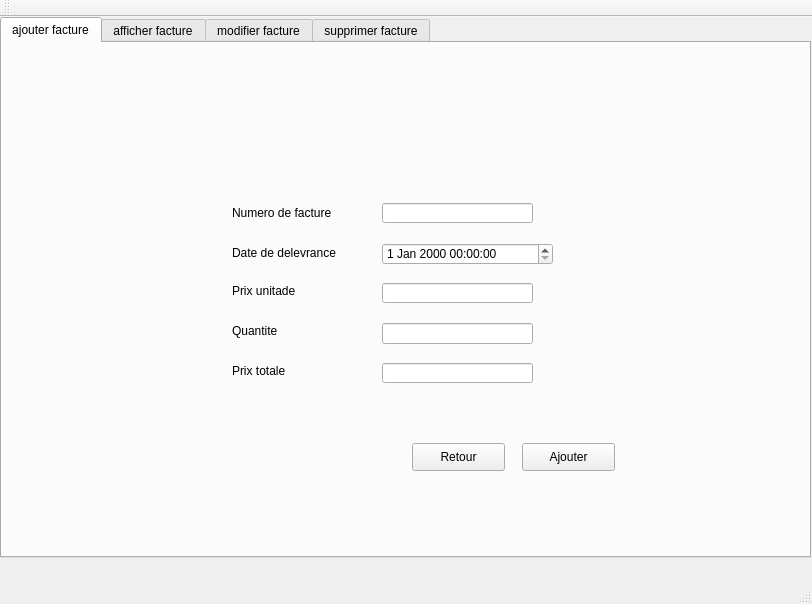
choucheniheb/Projet_C-_2A23_Smart-beauty-center, file mainwindow.ui: the form before one commit.
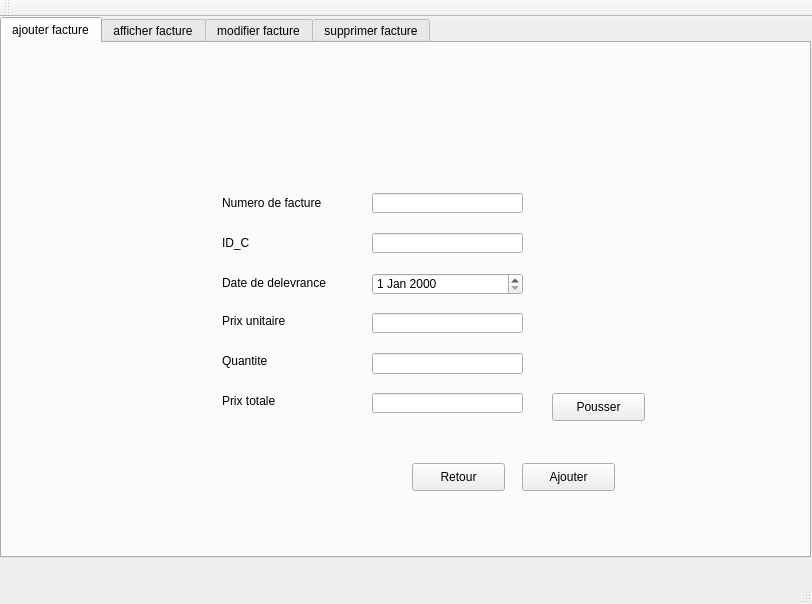
The form after the commit. The open tabs and pages were chosen to show the change.

```diff
--- a/mainwindow.ui
+++ b/mainwindow.ui
@@ -33,8 +33,8 @@
      <widget class="QLabel" name="label">
       <property name="geometry">
        <rect>
-        <x>230</x>
-        <y>160</y>
+        <x>220</x>
+        <y>150</y>
         <width>111</width>
         <height>20</height>
        </rect>
@@ -46,8 +46,8 @@
      <widget class="QLabel" name="label_4">
       <property name="geometry">
        <rect>
-        <x>230</x>
-        <y>200</y>
+        <x>220</x>
+        <y>230</y>
         <width>121</width>
         <height>20</height>
        </rect>
@@ -59,8 +59,8 @@
      <widget class="QLineEdit" name="lineEdit_prix_unitaire">
       <property name="geometry">
        <rect>
-        <x>380</x>
-        <y>240</y>
+        <x>370</x>
+        <y>270</y>
         <width>151</width>
         <height>20</height>
        </rect>
@@ -72,8 +72,8 @@
      <widget class="QLineEdit" name="lineEdit_prix_totale">
       <property name="geometry">
        <rect>
-        <x>380</x>
-        <y>320</y>
+        <x>370</x>
+        <y>350</y>
         <width>151</width>
         <height>20</height>
        </rect>
@@ -85,8 +85,8 @@
      <widget class="QLineEdit" name="lineEdit_quantite">
       <property name="geometry">
        <rect>
-        <x>380</x>
-        <y>280</y>
+        <x>370</x>
+        <y>310</y>
         <width>151</width>
         <height>21</height>
        </rect>
@@ -95,21 +95,21 @@
      <widget class="QLabel" name="label_3">
       <property name="geometry">
        <rect>
-        <x>230</x>
-        <y>240</y>
+        <x>220</x>
+        <y>270</y>
         <width>101</width>
         <height>16</height>
        </rect>
       </property>
       <property name="text">
-       <string>Prix unitade</string>
+       <string>Prix unitaire</string>
       </property>
      </widget>
      <widget class="QLabel" name="label_2">
       <property name="geometry">
        <rect>
-        <x>230</x>
-        <y>320</y>
+        <x>220</x>
+        <y>350</y>
         <width>91</width>
         <height>16</height>
        </rect>
@@ -121,8 +121,8 @@
      <widget class="QLineEdit" name="lineEdit_num_fact">
       <property name="geometry">
        <rect>
-        <x>380</x>
-        <y>160</y>
+        <x>370</x>
+        <y>150</y>
         <width>151</width>
         <height>20</height>
        </rect>
@@ -135,7 +135,7 @@
       <property name="geometry">
        <rect>
         <x>410</x>
-        <y>400</y>
+        <y>420</y>
         <width>93</width>
         <height>28</height>
        </rect>
@@ -147,8 +147,8 @@
      <widget class="QLabel" name="label_5">
       <property name="geometry">
        <rect>
-        <x>230</x>
-        <y>280</y>
+        <x>220</x>
+        <y>310</y>
         <width>101</width>
         <height>16</height>
        </rect>
@@ -161,7 +161,7 @@
       <property name="geometry">
        <rect>
         <x>520</x>
-        <y>400</y>
+        <y>420</y>
         <width>93</width>
         <height>28</height>
        </rect>
@@ -170,16 +170,6 @@
        <string>Ajouter</string>
       </property>
      </widget>
-     <widget class="QDateTimeEdit" name="dateTimeEdit_ajouter">
-      <property name="geometry">
-       <rect>
-        <x>380</x>
-        <y>200</y>
-        <width>171</width>
-        <height>22</height>
-       </rect>
-      </property>
-     </widget>
      <widget class="QLabel" name="label_pic1">
       <property name="geometry">
        <rect>
@@ -193,6 +183,55 @@
        <string/>
       </property>
      </widget>
+     <widget class="QPushButton" name="pushButtom_Pousser">
+      <property name="geometry">
+       <rect>
+        <x>550</x>
+        <y>350</y>
+        <width>93</width>
+        <height>28</height>
+       </rect>
+      </property>
+      <property name="text">
+       <string>Pousser</string>
+      </property>
+     </widget>
+     <widget class="QLineEdit" name="lineEdit_id_c">
+      <property name="geometry">
+       <rect>
+        <x>370</x>
+        <y>190</y>
+        <width>151</width>
+        <height>20</height>
+       </rect>
+      </property>
+      <property name="text">
+       <string/>
+      </property>
+     </widget>
+     <widget class="QLabel" name="label_7">
+      <property name="geometry">
+       <rect>
+        <x>220</x>
+        <y>190</y>
+        <width>111</width>
+        <height>20</height>
+       </rect>
+      </property>
+      <property name="text">
+       <string>ID_C</string>
+      </property>
+     </widget>
+     <widget class="QDateEdit" name="dateTimeEdit_ajouter">
+      <property name="geometry">
+       <rect>
+        <x>370</x>
+        <y>230</y>
+        <width>151</width>
+        <height>22</height>
+       </rect>
+      </property>
+     </widget>
      <zorder>label_pic1</zorder>
      <zorder>label</zorder>
      <zorder>label_4</zorder>
```
Left out of the diff: 35 changed lines with no effect on the pictures.
